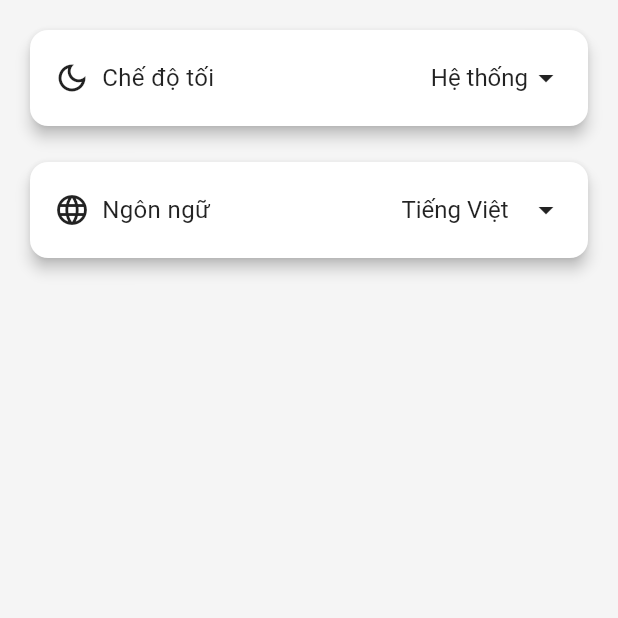
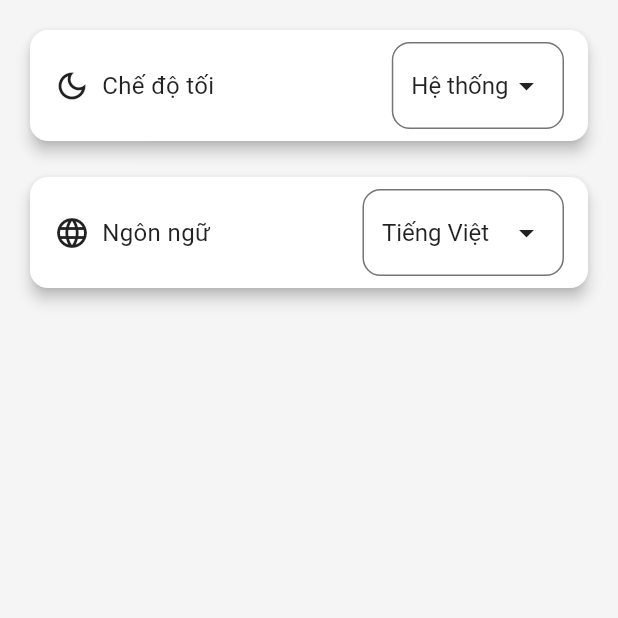
Before and after one commit to dongduy12/FindBoard, a Flutter app: the SettingsPage screen opened directly, on a phone screen of 412 x 824 dp, the top half of it. Run offline on Flutter 3.47's test engine with Material 3 defaults, Android fonts, the light colour scheme and no system bars; our stand-ins replace audioplayers, connectivity_plus, file_picker, image_picker, permission_handler, shared_preferences and 1 more; missing offline and left inert: qr_code_scanner_plus; accounts and stored records are empty; network calls fail.

Commit message:
style: round theme and language selectors

```diff
--- a/lib/features/pe_system/presentation/screens/settings_page.dart
+++ b/lib/features/pe_system/presentation/screens/settings_page.dart
@@ -3,7 +3,6 @@
 // Provider: Lắng nghe ThemeProvider để cập nhật trạng thái radio buttons và gọi setThemeMode khi người dùng chọn.
 // AppBar: Đồng bộ màu với theme (AppColors.background hoặc Colors.grey[900]).
 // Log: Thêm print để debug khi theme thay đổi.
-
 
 import 'package:flutter/material.dart';
 import 'package:provider/provider.dart';
@@ -52,7 +51,15 @@ class SettingsPage extends StatelessWidget {
                           ),
                         ],
                       ),
-                      DropdownButton<ThemeMode>(
+                      Container(
+                        padding: const EdgeInsets.symmetric(horizontal: 12, vertical: 4),
+                        decoration: BoxDecoration(
+                          borderRadius: BorderRadius.circular(12),
+                          border: Border.all(
+                            color: isDarkMode ? Colors.white70 : Colors.black54,
+                          ),
+                        ),
+                        child: DropdownButton<ThemeMode>(
                           value: themeProvider.themeMode,
                           dropdownColor: isDarkMode ? Colors.grey[700] : Colors.white,
                           borderRadius: BorderRadius.circular(12),
@@ -83,6 +90,7 @@ class SettingsPage extends StatelessWidget {
                             }
                           },
                         ),
+                      ),
                     ],
                   ),
                 ),
@@ -112,7 +120,15 @@ class SettingsPage extends StatelessWidget {
                           ),
                         ],
                       ),
-                      DropdownButton<Locale>(
+                      Container(
+                        padding: const EdgeInsets.symmetric(horizontal: 12, vertical: 4),
+                        decoration: BoxDecoration(
+                          borderRadius: BorderRadius.circular(12),
+                          border: Border.all(
+                            color: isDarkMode ? Colors.white70 : Colors.black54,
+                          ),
+                        ),
+                        child: DropdownButton<Locale>(
                           value: languageProvider.locale,
                           dropdownColor: isDarkMode ? Colors.grey[700] : Colors.white,
                           borderRadius: BorderRadius.circular(12),
@@ -142,6 +158,7 @@ class SettingsPage extends StatelessWidget {
                             }
                           },
                         ),
+                      ),
                     ],
                   ),
                 ),
```
Lines whose indentation alone changed are shown as unchanged.
